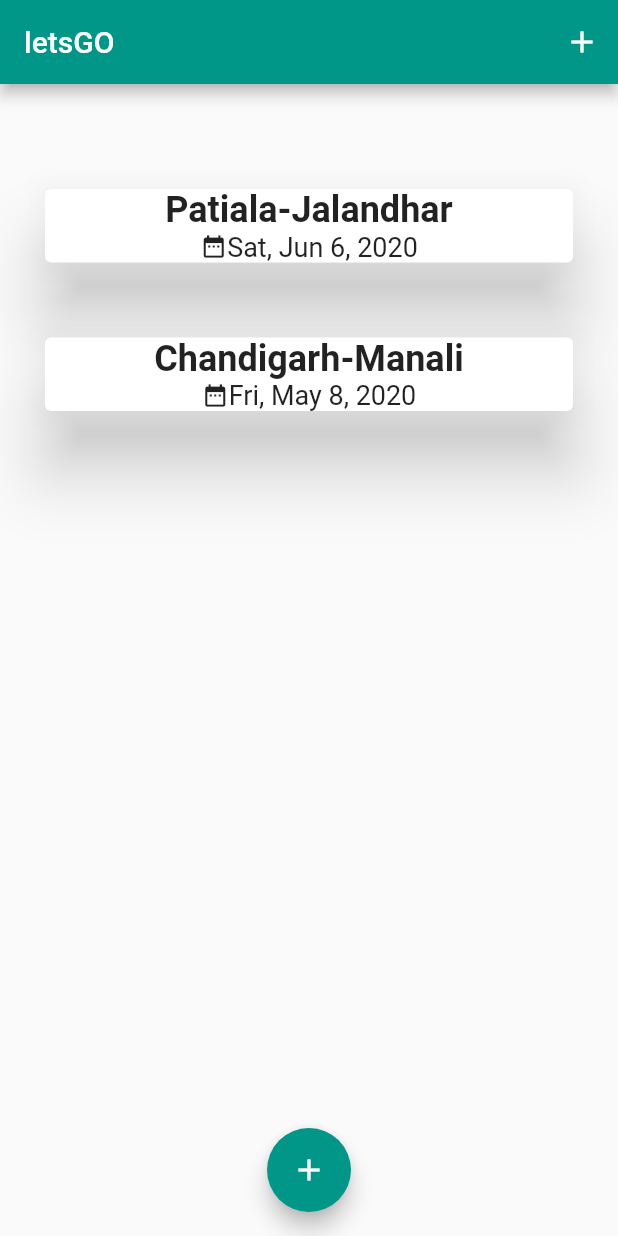
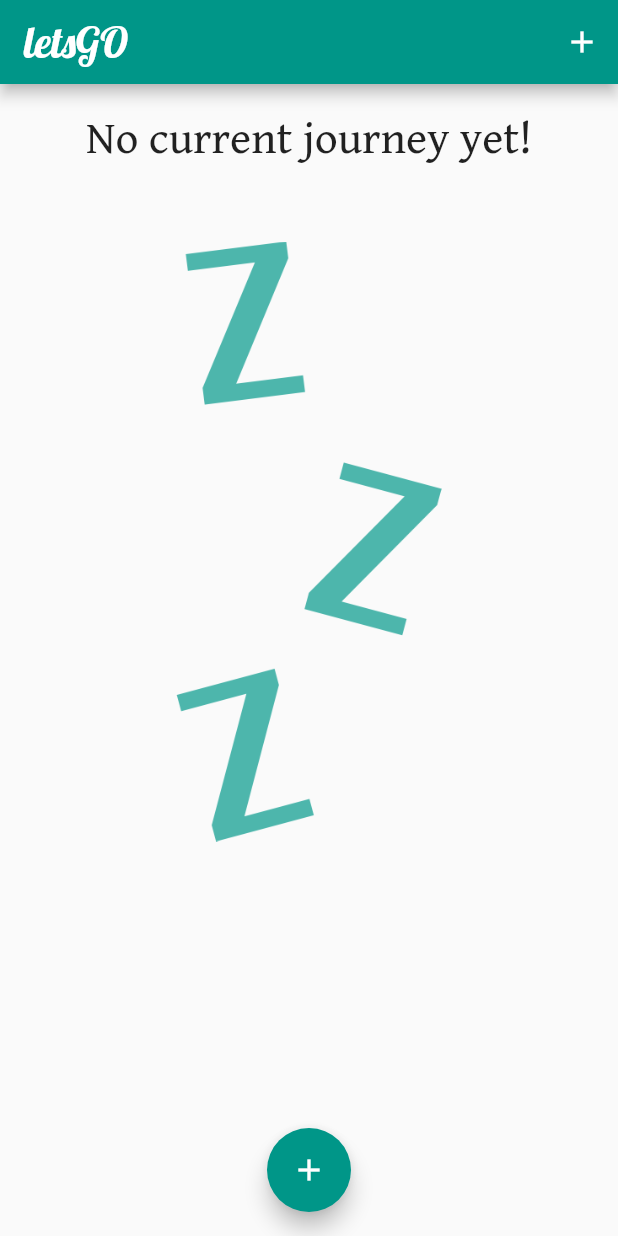
Before and after one commit to Ibneet/LetsGo-Flutter-try1, a Flutter app: the screen it shows after launch, on a phone screen of 412 x 824 dp. Run offline on Flutter 3.47's test engine with Material 2 defaults, Android fonts, the phone set to English and light mode, and no system bars.

Commit message:
Added theme.

```diff
--- a/lib/main.dart
+++ b/lib/main.dart
@@ -1,11 +1,16 @@
 import 'package:flutter/material.dart';
-import 'package:frontend/widgets/journey_list.dart';
+import 'package:flutter/services.dart';
 
 import './widgets/new_journey.dart';
 import './widgets/journey_list.dart';
 import './models/journey.dart';
 
 void main(){
+  WidgetsFlutterBinding.ensureInitialized();
+  SystemChrome.setPreferredOrientations([
+    DeviceOrientation.portraitUp,
+    DeviceOrientation.portraitDown
+  ]);
   runApp(MyApp());
 }
 
@@ -15,7 +20,19 @@ class MyApp extends StatelessWidget {
     return MaterialApp(
       title: 'letsGo',
       theme: ThemeData(
-        primarySwatch: Colors.teal
+        primarySwatch: Colors.teal,
+        fontFamily: 'GentiumBookBasic',
+        textTheme: ThemeData.light().textTheme.copyWith(
+          button: TextStyle(color: Colors.white),
+        ),
+        appBarTheme: AppBarTheme(
+          textTheme: ThemeData.light().textTheme.copyWith(
+            headline6: TextStyle(
+              fontFamily: 'Lobster',
+              fontSize: 28
+            )
+          ),
+        )
       ),
       home: MyHomePage()
     );
@@ -30,23 +47,24 @@ class MyHomePage extends StatefulWidget {
 
 class _MyHomePageState extends State<MyHomePage> {
   final List<Journey> _userJourneys = [
-    Journey(
-      from: 'Patiala',
-      to: 'Jalandhar',
-      date: DateTime.parse('2020-06-06')
-    ),
-    Journey(
-      from: 'Chandigarh',
-      to: 'Manali',
-      date: DateTime.parse('2020-05-08')
-    ),
+    // Journey(
+    //   from: 'Patiala',
+    //   to: 'Jalandhar',
+    //   date: DateTime.parse('2020-06-06')
+    // ),
+    // Journey(
+    //   from: 'Chandigarh',
+    //   to: 'Manali',
+    //   date: DateTime.parse('2020-05-08')
+    // ),
   ];
 
-  void _addNewJourney(String jFrom, String jTo){
+  void _addNewJourney(String jFrom, String jTo, DateTime jDate){
     final newj = Journey(
+      id: DateTime.now().toString(),
       from: jFrom,
       to: jTo,
-      date: DateTime.parse('2020-06-08')
+      date: jDate
     );
 
     setState(() {
@@ -66,11 +84,19 @@ class _MyHomePageState extends State<MyHomePage> {
     });
   }
 
+  void _deleteJourney(String id){
+    setState(() {
+      _userJourneys.removeWhere((j) => j.id == id);
+    });
+  }
+
   @override
   Widget build(BuildContext context) {
     return Scaffold(
       appBar: AppBar(
-        title: Text('letsGO'),
+        title: Text(
+          'letsGO',
+        ),
         actions: <Widget>[
           IconButton(
             icon: Icon(Icons.add),
@@ -78,16 +104,18 @@ class _MyHomePageState extends State<MyHomePage> {
           )
         ],
       ),
-      body: SingleChildScrollView(
+      body: SafeArea(
+        child: SingleChildScrollView(
           child: Container(
             margin: EdgeInsets.symmetric(horizontal:30),
-          padding: EdgeInsets.only(top: 70),
+            padding: EdgeInsets.only(top: 20),
             child: Column(
               crossAxisAlignment: CrossAxisAlignment.stretch,
               children: <Widget>[
-              JourneyList(_userJourneys),
+                JourneyList(_userJourneys, _deleteJourney),
               ]),
           ),
+        )
       ),
       floatingActionButtonLocation: FloatingActionButtonLocation.centerFloat,
       floatingActionButton: FloatingActionButton(
--- a/lib/models/journey.dart
+++ b/lib/models/journey.dart
@@ -1,11 +1,13 @@
 import 'package:flutter/foundation.dart';
 
 class Journey{
+  final String id;
   final String from;
   final String to;
   final DateTime date;
 
   Journey({
+    @required this.id,
     @required this.from,
     @required this.to,
     @required this.date
--- a/lib/widgets/journey_list.dart
+++ b/lib/widgets/journey_list.dart
@@ -5,61 +5,80 @@ import '../models/journey.dart';
 
 class JourneyList extends StatelessWidget {
   final List<Journey> journeys;
+  final Function deleteJny;
 
-  JourneyList(this.journeys);
+  JourneyList(this.journeys, this.deleteJny);
 
   @override
   Widget build(BuildContext context) {
     return Container(
-      height: 500,
-      child: ListView.builder(
+      height: MediaQuery.of(context).size.height*0.8,
+      child: journeys.isEmpty
+      ? Column(
+          children: <Widget>[
+            Text(
+              'No current journey yet!',
+              style: TextStyle(
+                fontFamily: 'GentiumBookBasic',
+                fontSize: 30,
+              ),
+            ),
+            SizedBox(
+              height: 50,
+            ),
+            Container(
+              height: 400,
+              child: Image.asset(
+                'assets/images/waiting.png',
+                fit: BoxFit.cover,
+                color: Colors.teal[300],
+              )
+            )
+          ],
+        )
+          : ListView.builder(
               itemBuilder: (context, index) {
                 return Card(
-            elevation: 20,
-            margin: EdgeInsets.only(bottom: 50),
-            child: Column(
-              children: <Widget>[
-                Row(
-                  mainAxisAlignment: MainAxisAlignment.center,
-                  children: <Widget>[
-                    Text(
-                      journeys[index].from,
+                  elevation: 10,
+                  margin: EdgeInsets.symmetric(
+                    vertical: 20,
+                    horizontal: 1
+                  ),
+                  child: ListTile(
+                    leading: CircleAvatar(
+                      radius: 40,
+                      child: Icon(
+                        Icons.location_on,
+                        size: 30,
+                        color: Theme.of(context).textTheme.button.color,
+                      ),
+                    ),
+                    title: Text(
+                      '${journeys[index].from} - ${journeys[index].to}',
                       style: TextStyle(
-                        fontSize: 24,
+                        fontSize: 18,
                         fontWeight: FontWeight.bold
                       ),
                     ),
-                    Text(
-                      '-',
-                      style: TextStyle(
-                        fontSize: 24,
-                        fontWeight: FontWeight.bold
-                      ),
-                    ),
-                    Text(
-                      journeys[index].to,
-                      style: TextStyle(
-                        fontSize: 24,
-                        fontWeight: FontWeight.bold
-                      ),
-                    )
-                  ],
-                ),
-                Row(
-                  mainAxisAlignment: MainAxisAlignment.center,
+
+
+                    subtitle: Row(
                       children: <Widget>[
                         Icon(
                           Icons.date_range,
-                      size: 18,
+                          size: 16,
                         ),
                         Text(
                           DateFormat.yMMMEd().format(journeys[index].date),
-                      style: TextStyle(fontSize: 18),
+                          style: TextStyle(fontSize: 16),
                         ),
                       ],
-                )
-              ],
-            )
+                    ),
+                    trailing: IconButton(
+                      icon: Icon(Icons.delete),
+                      onPressed: () => deleteJny(journeys[index].id)
+                    ),
+                  ),
                 );
               },
         itemCount: journeys.length,
```
Also changed, not shown: lib/widgets/new_journey.dart (+68 -18 lines), pubspec.yaml (+18 -13 lines), assets/fonts/GentiumBookBasic-Bold.ttf (added), assets/fonts/GentiumBookBasic-BoldItalic.ttf (added), assets/fonts/GentiumBookBasic-Italic.ttf (added), assets/fonts/GentiumBookBasic-Regular.ttf (added), assets/fonts/Lobster-Regular.ttf (added), assets/images/waiting.png (added). Lines whose indentation alone changed are shown as unchanged.
